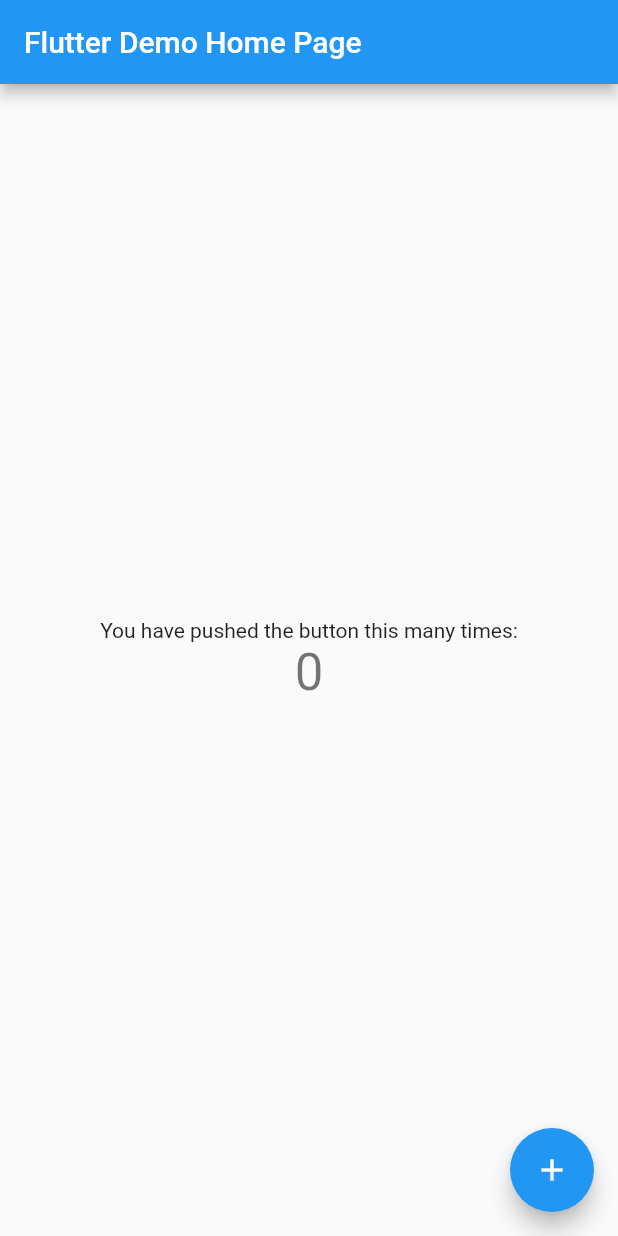
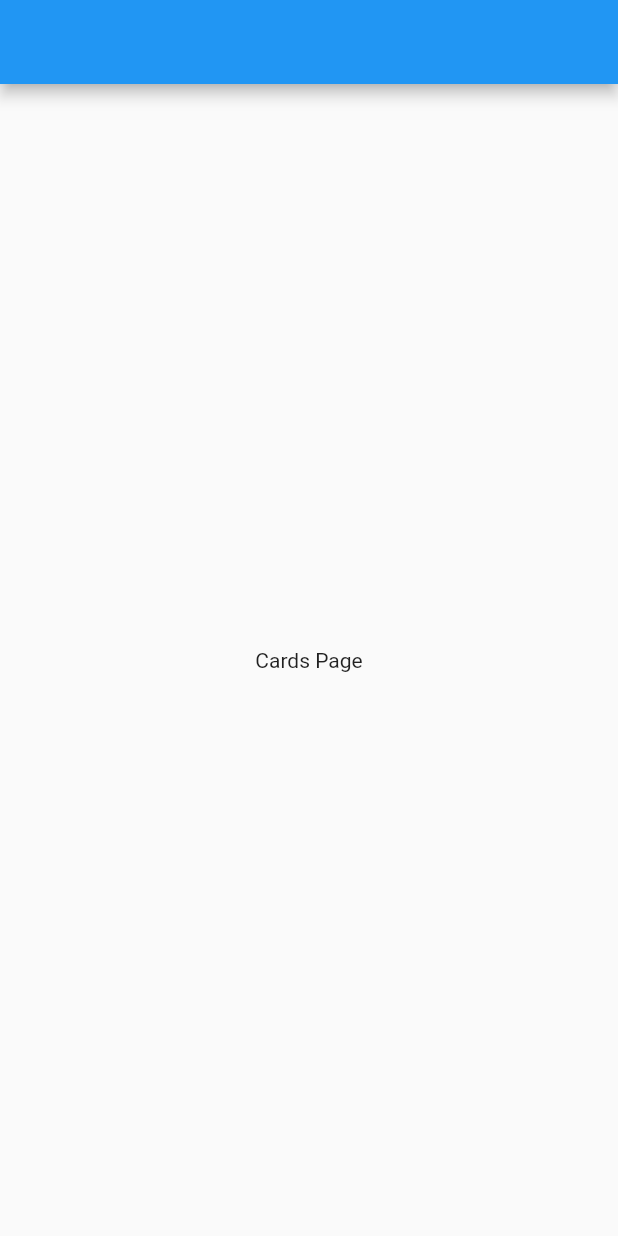
Before and after one commit to PercyPham/manabie_challenge, a Flutter app: the screen it shows after launch, on a phone screen of 412 x 824 dp. Run offline on Flutter 3.47's test engine with Material 2 defaults, Android fonts, the phone set to English and light mode, and no system bars.

Commit message:
clean up and create simple page

```diff
--- a/lib/main.dart
+++ b/lib/main.dart
@@ -1,111 +1,17 @@
 import 'package:flutter/material.dart';
+import 'package:manabie_challenge/pages/cards_page.dart';
 
-void main() => runApp(MyApp());
+void main() => runApp(ManabieChallengeApp());
 
-class MyApp extends StatelessWidget {
-  // This widget is the root of your application.
+class ManabieChallengeApp extends StatelessWidget {
   @override
   Widget build(BuildContext context) {
     return MaterialApp(
-      title: 'Flutter Demo',
+      title: 'Manabie Challenge',
       theme: ThemeData(
-        // This is the theme of your application.
-        //
-        // Try running your application with "flutter run". You'll see the
-        // application has a blue toolbar. Then, without quitting the app, try
-        // changing the primarySwatch below to Colors.green and then invoke
-        // "hot reload" (press "r" in the console where you ran "flutter run",
-        // or simply save your changes to "hot reload" in a Flutter IDE).
-        // Notice that the counter didn't reset back to zero; the application
-        // is not restarted.
         primarySwatch: Colors.blue,
       ),
-      home: MyHomePage(title: 'Flutter Demo Home Page'),
+      home: CardsPage(),
     );
   }
 }
-
-class MyHomePage extends StatefulWidget {
-  MyHomePage({Key key, this.title}) : super(key: key);
-
-  // This widget is the home page of your application. It is stateful, meaning
-  // that it has a State object (defined below) that contains fields that affect
-  // how it looks.
-
-  // This class is the configuration for the state. It holds the values (in this
-  // case the title) provided by the parent (in this case the App widget) and
-  // used by the build method of the State. Fields in a Widget subclass are
-  // always marked "final".
-
-  final String title;
-
-  @override
-  _MyHomePageState createState() => _MyHomePageState();
-}
-
-class _MyHomePageState extends State<MyHomePage> {
-  int _counter = 0;
-
-  void _incrementCounter() {
-    setState(() {
-      // This call to setState tells the Flutter framework that something has
-      // changed in this State, which causes it to rerun the build method below
-      // so that the display can reflect the updated values. If we changed
-      // _counter without calling setState(), then the build method would not be
-      // called again, and so nothing would appear to happen.
-      _counter++;
-    });
-  }
-
-  @override
-  Widget build(BuildContext context) {
-    // This method is rerun every time setState is called, for instance as done
-    // by the _incrementCounter method above.
-    //
-    // The Flutter framework has been optimized to make rerunning build methods
-    // fast, so that you can just rebuild anything that needs updating rather
-    // than having to individually change instances of widgets.
-    return Scaffold(
-      appBar: AppBar(
-        // Here we take the value from the MyHomePage object that was created by
-        // the App.build method, and use it to set our appbar title.
-        title: Text(widget.title),
-      ),
-      body: Center(
-        // Center is a layout widget. It takes a single child and positions it
-        // in the middle of the parent.
-        child: Column(
-          // Column is also layout widget. It takes a list of children and
-          // arranges them vertically. By default, it sizes itself to fit its
-          // children horizontally, and tries to be as tall as its parent.
-          //
-          // Invoke "debug painting" (press "p" in the console, choose the
-          // "Toggle Debug Paint" action from the Flutter Inspector in Android
-          // Studio, or the "Toggle Debug Paint" command in Visual Studio Code)
-          // to see the wireframe for each widget.
-          //
-          // Column has various properties to control how it sizes itself and
-          // how it positions its children. Here we use mainAxisAlignment to
-          // center the children vertically; the main axis here is the vertical
-          // axis because Columns are vertical (the cross axis would be
-          // horizontal).
-          mainAxisAlignment: MainAxisAlignment.center,
-          children: <Widget>[
-            Text(
-              'You have pushed the button this many times:',
-            ),
-            Text(
-              '$_counter',
-              style: Theme.of(context).textTheme.display1,
-            ),
-          ],
-        ),
-      ),
-      floatingActionButton: FloatingActionButton(
-        onPressed: _incrementCounter,
-        tooltip: 'Increment',
-        child: Icon(Icons.add),
-      ), // This trailing comma makes auto-formatting nicer for build methods.
-    );
-  }
-}
--- /dev/null
+++ b/lib/pages/cards_page.dart
@@ -0,0 +1,13 @@
+import 'package:flutter/material.dart';
+
+class CardsPage extends StatelessWidget {
+  @override
+  Widget build(BuildContext context) {
+    return Scaffold(
+      appBar: AppBar(),
+      body: Center(
+        child: Text('Cards Page'),
+      ),
+    );
+  }
+}
```
Also changed, not shown: pubspec.yaml (+1 -55 lines), 1 other file.
